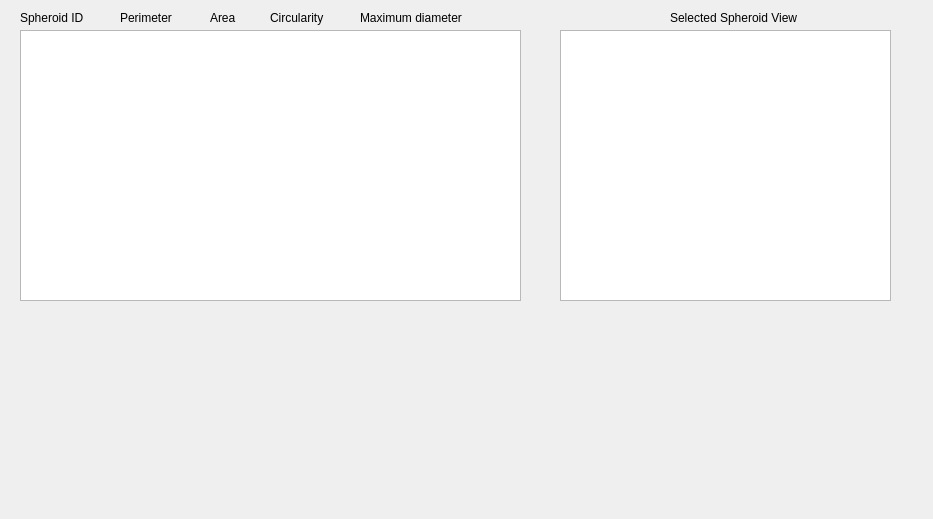
First picture: the form in spheroid_selector.ui, repository grexai/SpheroidPicker-2, before the edit.
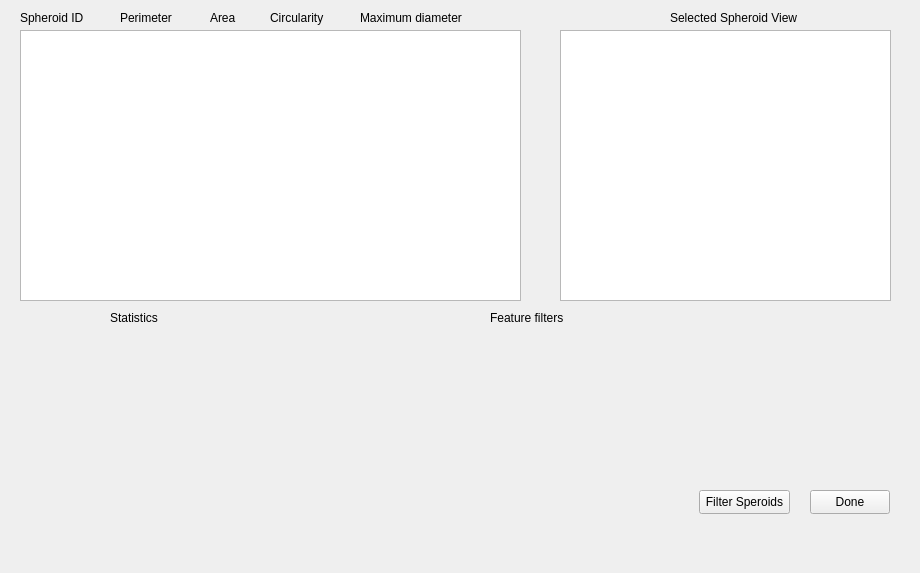
Second picture: the form after the edit.

Commit message: statistics in table, modifing spheroid selector ui

Patch:
```diff
--- a/spheroid_selector.ui
+++ b/spheroid_selector.ui
@@ -6,8 +6,8 @@
    <rect>
     <x>0</x>
     <y>0</y>
-    <width>933</width>
-    <height>519</height>
+    <width>920</width>
+    <height>573</height>
    </rect>
   </property>
   <property name="windowTitle">
@@ -39,8 +39,8 @@
   <widget class="QPushButton" name="pushButton">
    <property name="geometry">
     <rect>
-     <x>1090</x>
-     <y>480</y>
+     <x>810</x>
+     <y>490</y>
      <width>80</width>
      <height>24</height>
     </rect>
@@ -52,14 +52,14 @@
   <widget class="QPushButton" name="pushButton_2">
    <property name="geometry">
     <rect>
-     <x>990</x>
-     <y>480</y>
-     <width>80</width>
+     <x>699</x>
+     <y>490</y>
+     <width>91</width>
      <height>24</height>
     </rect>
    </property>
    <property name="text">
-    <string>set criteria</string>
+    <string>Filter Speroids</string>
    </property>
   </widget>
   <widget class="QLabel" name="label">
@@ -140,6 +140,32 @@
     <string>Selected Spheroid View</string>
    </property>
   </widget>
+  <widget class="QLabel" name="label_7">
+   <property name="geometry">
+    <rect>
+     <x>110</x>
+     <y>310</y>
+     <width>81</width>
+     <height>16</height>
+    </rect>
+   </property>
+   <property name="text">
+    <string>Statistics</string>
+   </property>
+  </widget>
+  <widget class="QLabel" name="label_8">
+   <property name="geometry">
+    <rect>
+     <x>490</x>
+     <y>310</y>
+     <width>81</width>
+     <height>16</height>
+    </rect>
+   </property>
+   <property name="text">
+    <string>Feature filters</string>
+   </property>
+  </widget>
  </widget>
  <resources/>
  <connections/>
```
The commit also changes 2 other files.
